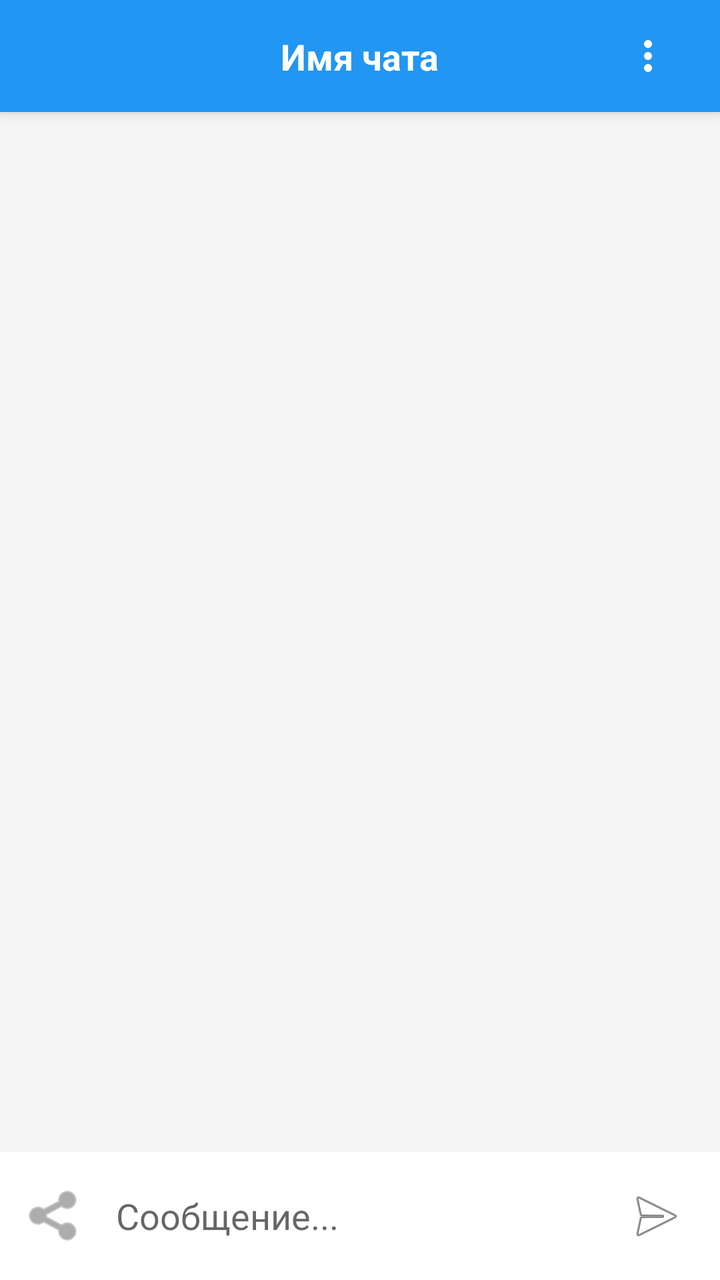
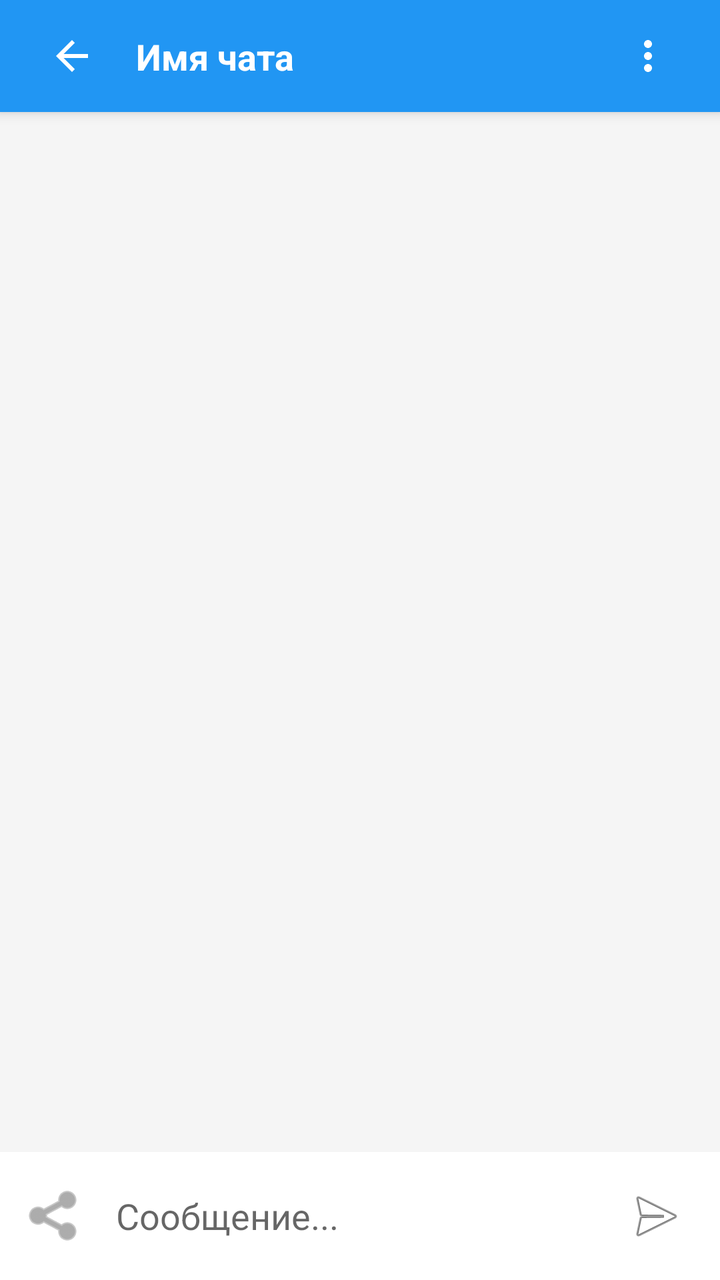

Before-and-after screenshots of an Android layout around one commit, followed by the original layout XML and the change that was made.
<!-- AndroidManifest.xml: application theme Theme.MailLis -->
<!-- res/layout/activity_chat.xml -->
<?xml version="1.0" encoding="utf-8"?>
<LinearLayout
    xmlns:android="http://schemas.android.com/apk/res/android"
    xmlns:app2="http://schemas.android.com/apk/res-auto"
    xmlns:tools="http://android.com"
    android:layout_width="match_parent"
    android:layout_height="match_parent"
    android:orientation="vertical"
    android:background="#F5F5F5"
    android:fitsSystemWindows="true"
    tools:ignore="HardcodedText,Autofill">

    
    <FrameLayout
        android:id="@+id/toolbarContainer"
        android:layout_width="match_parent"
        android:layout_height="56dp"
        android:background="?attr/colorPrimary"
        android:elevation="4dp">

        
        <RelativeLayout
            android:id="@+id/layoutNormalToolbar"
            android:layout_width="match_parent"
            android:layout_height="match_parent"
            android:padding="16dp"
            android:visibility="visible">

            <TextView
                android:id="@+id/textViewChatTitle"
                android:layout_width="wrap_content"
                android:layout_height="wrap_content"
                android:layout_centerInParent="true"
                android:text="Имя чата"
                android:textColor="#FFFFFF"
                android:textSize="18sp"
                android:textStyle="bold" />
            
            <ImageButton
                android:id="@+id/buttonChatMenu"
                android:layout_width="40dp"
                android:layout_height="40dp"
                android:layout_alignParentRight="true"
                android:layout_centerVertical="true"
                android:background="?attr/selectableItemBackgroundBorderless"
                android:src="@drawable/ic_more_vert"
                android:contentDescription="Меню чата" />
        </RelativeLayout>

        
        <RelativeLayout
            android:id="@+id/layoutEditToolbar"
            android:layout_width="match_parent"
            android:layout_height="match_parent"
            android:paddingLeft="12dp"
            android:paddingRight="12dp"
            android:background="#0088CC"
            android:visibility="gone"> 

            
            <ImageButton
                android:id="@+id/buttonCancelSelection"
                android:layout_width="48dp"
                android:layout_height="48dp"
                android:layout_alignParentLeft="true"
                android:layout_centerVertical="true"
                android:background="?attr/selectableItemBackgroundBorderless"
                android:src="@drawable/ic_close"
                android:contentDescription="Отмена" />

            
            <TextView
                android:id="@+id/textViewSelectedCount"
                android:layout_width="wrap_content"
                android:layout_height="wrap_content"
                android:layout_toRightOf="@id/buttonCancelSelection"
                android:layout_centerVertical="true"
                android:layout_marginLeft="16dp"
                android:text="Выбрано: 0"
                android:textColor="#FFFFFF"
                android:textSize="16sp"
                android:textStyle="bold" />

            
            <ImageButton
                android:id="@+id/buttonDeleteSelected"
                android:layout_width="48dp"
                android:layout_height="48dp"
                android:layout_alignParentRight="true"
                android:layout_centerVertical="true"
                android:background="?attr/selectableItemBackgroundBorderless"
                android:src="@drawable/ic_delete"
                android:contentDescription="Удалить выбранное" />
        </RelativeLayout>
    </FrameLayout>


    
    <androidx.recyclerview.widget.RecyclerView
        android:id="@+id/recyclerViewMessages"
        android:layout_width="match_parent"
        android:layout_height="0dp"
        android:layout_weight="1"
        android:paddingTop="12dp"
        android:paddingBottom="8dp"
        android:clipToPadding="false"
        android:scrollbars="vertical" />

    
    <LinearLayout
        android:layout_width="match_parent"
        android:layout_height="wrap_content"
        android:orientation="horizontal"
        android:padding="8dp"
        android:background="#FFFFFF"
        android:gravity="center_vertical">

        
        <ImageButton
            android:id="@+id/buttonAttachFile"
            android:layout_width="40dp"
            android:layout_height="40dp"
            android:background="?attr/selectableItemBackgroundBorderless"
            android:src="@android:drawable/ic_menu_share"
            android:contentDescription="Прикрепить фото"
            app2:tint="#757575" />

        <EditText
            android:id="@+id/editTextMessage"
            android:layout_width="0dp"
            android:layout_height="wrap_content"
            android:layout_weight="1"
            android:hint="Cообщение..."
            android:inputType="textLongMessage|textMultiLine"
            android:maxLines="4"
            android:background="@android:color/transparent"
            android:padding="10dp" />

        <ImageButton
            android:id="@+id/buttonSendMessage"
            android:layout_width="48dp"
            android:layout_height="48dp"
            android:background="?attr/selectableItemBackgroundBorderless"
            android:contentDescription="Отправить"
            android:src="@android:drawable/ic_menu_send" />
    </LinearLayout>
</LinearLayout>
<!-- resources referenced by this layout -->
<resources>
  <!-- drawable ic_close (drawable) -->
  <?xml version="1.0" encoding="utf-8"?>
  <vector xmlns:android="http://schemas.android.com/apk/res/android"
      android:width="24dp"
      android:height="24dp"
      android:viewportWidth="24"
      android:viewportHeight="24">
      <path
          android:fillColor="#FFFFFF"
          android:pathData="M19,6.41L17.59,5,12,10.59,6.41,5,5,6.41,10.59,12,5,17.59,6.41,19,12,13.41,17.59,19,19,17.59,13.41,12Z"/>
  </vector>
  <!-- drawable ic_delete (drawable) -->
  <?xml version="1.0" encoding="utf-8"?>
  <vector xmlns:android="http://schemas.android.com/apk/res/android"
      android:width="24dp"
      android:height="24dp"
      android:viewportWidth="24"
      android:viewportHeight="24">
      <path
          android:fillColor="#FFFFFF"
          android:pathData="M6,19c0,1.1 0.9,2 2,2h8c1.1,0 2,-0.9 2,-2V7H6v12zM19,4h-3.5l-1,-1h-5l-1,1H5v2h14V4z"/>
  </vector>
  <!-- drawable ic_more_vert (drawable) -->
  <?xml version="1.0" encoding="utf-8"?>
  <vector xmlns:android="http://schemas.android.com/apk/res/android"
      android:width="24dp"
      android:height="24dp"
      android:viewportWidth="24"
      android:viewportHeight="24">
      <path
          android:fillColor="#FFFFFF"
          android:pathData="M12,8c1.1,0 2,-0.9 2,-2s-0.9,-2 -2,-2 -2,0.9 -2,2 0.9,2 2,2zM12,10c-1.1,0 -2,0.9 -2,2s0.9,2 2,2 2,-0.9 2,-2 -0.9,-2 -2,-2zM12,16c-1.1,0 -2,0.9 -2,2s0.9,2 2,2 2,-0.9 2,-2 -0.9,-2 -2,-2z"/>
  </vector>
  <style name="Theme.MailLis" parent="Theme.MaterialComponents.Light.DarkActionBar">
          
          <item name="colorPrimary">#2196F3</item>
          <item name="colorPrimaryVariant">#1976D2</item>
          <item name="colorOnPrimary">#FFFFFF</item>
          <item name="android:windowBackground">#FFFFFF</item>
          
          <item name="android:windowLightStatusBar">true</item>
      </style>
</resources>

<!-- the commit's change to res/layout/activity_chat.xml (unified diff, before → after) -->
@@ -25,16 +25,30 @@
             android:layout_height="match_parent"
             android:padding="16dp"
             android:visibility="visible">
+            
+            <ImageButton
+                android:id="@+id/buttonChatBack"
+                android:layout_width="40dp"
+                android:layout_height="40dp"
+                android:layout_alignParentLeft="true"
+                android:layout_centerVertical="true"
+                android:background="?attr/selectableItemBackgroundBorderless"
+                android:src="@drawable/ic_arrow_back"
+                android:contentDescription="Назад" />
 
             <TextView
                 android:id="@+id/textViewChatTitle"
                 android:layout_width="wrap_content"
                 android:layout_height="wrap_content"
-                android:layout_centerInParent="true"
+                android:layout_toRightOf="@id/buttonChatBack"
+                android:layout_centerVertical="true"
+                android:layout_marginLeft="12dp"
                 android:text="Имя чата"
                 android:textColor="#FFFFFF"
                 android:textSize="18sp"
-                android:textStyle="bold" />
+                android:textStyle="bold"
+                android:ellipsize="end"
+                android:singleLine="true" />
             
             <ImageButton
                 android:id="@+id/buttonChatMenu"
<!-- resource entries referenced after the edit -->
@@ -1,5 +1,16 @@
 <!-- resources referenced by this layout -->
 <resources>
+  <!-- drawable ic_arrow_back (drawable) -->
+  <?xml version="1.0" encoding="utf-8"?>
+  <vector xmlns:android="http://schemas.android.com/apk/res/android"
+      android:width="24dp"
+      android:height="24dp"
+      android:viewportWidth="24"
+      android:viewportHeight="24">
+      <path
+          android:fillColor="#FFFFFF"
+          android:pathData="M20,11H7.83l5.59,-5.59L12,4l-8,8 8,8 1.41,-1.41L7.83,13H20V11Z"/>
+  </vector>
   <!-- drawable ic_close (drawable) -->
   <?xml version="1.0" encoding="utf-8"?>
   <vector xmlns:android="http://schemas.android.com/apk/res/android"
